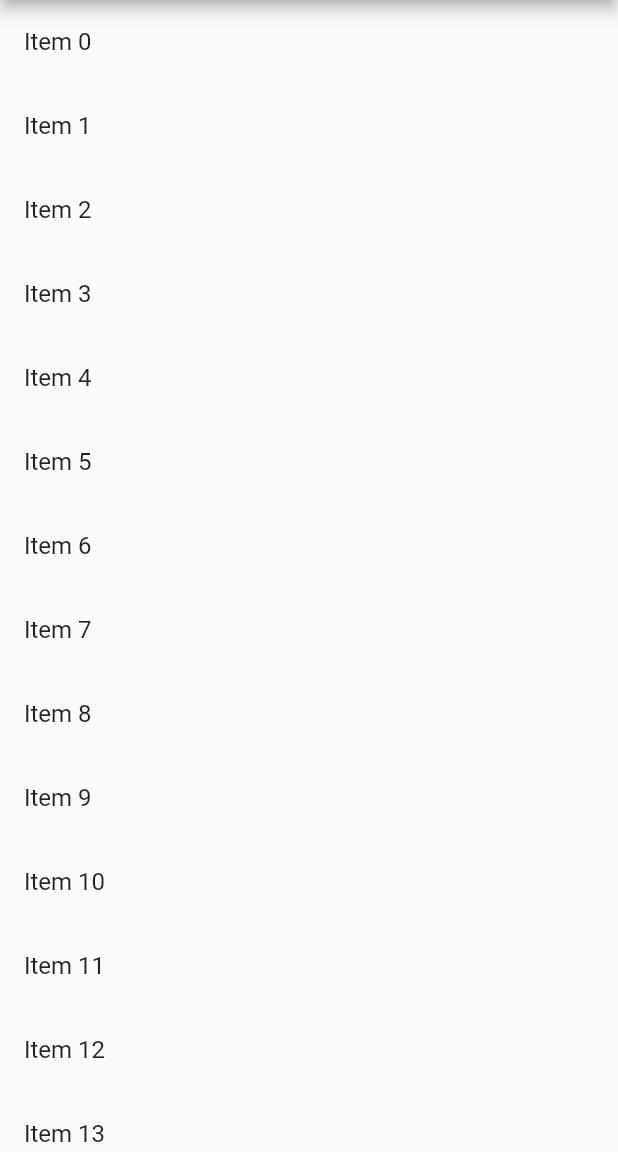
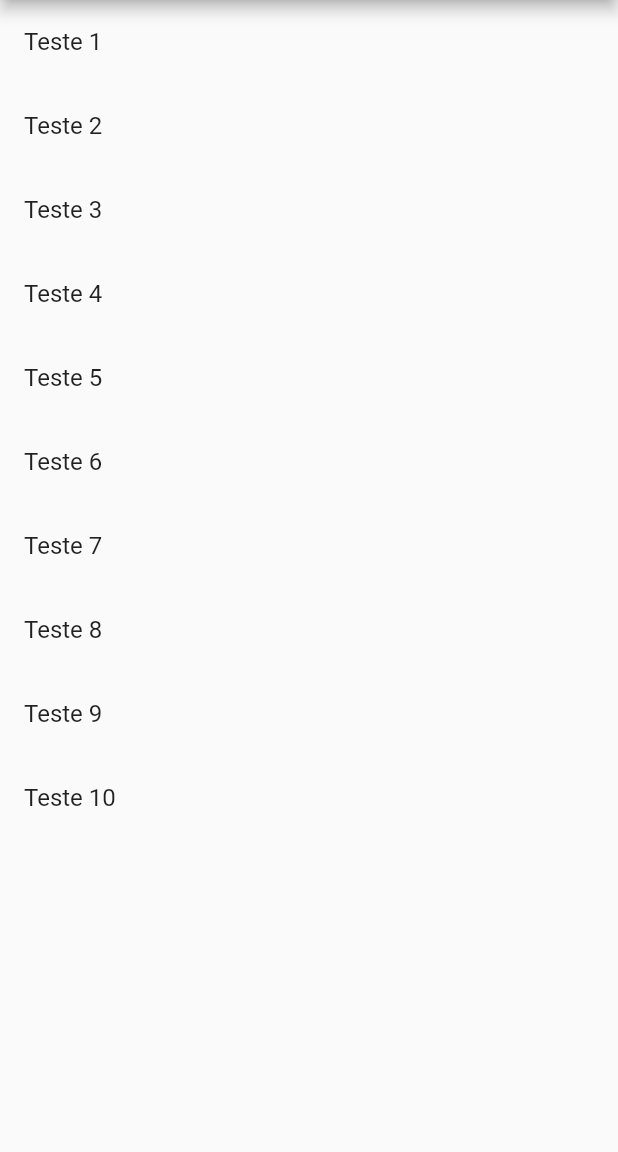
Before and after one commit to josimarsts/BLoC, a Flutter app: the screen it shows after launch, on a phone screen of 412 x 824 dp, the part 84-1236 px from its top. Run offline on Flutter 3.47's test engine with Material 2 defaults, Android fonts, the phone set to English and light mode, and no system bars; our stand-ins replace equatable, flutter_bloc.

Commit message:
Chamando a lista do evento

```diff
--- a/testes/lib/pages/bloc/home_bloc.dart
+++ b/testes/lib/pages/bloc/home_bloc.dart
@@ -29,7 +29,16 @@ class HomeBloc extends Bloc<HomeEvent, HomeState> {
     var list = await Future.delayed(
       const Duration(seconds: 3),
       () => <String>[
-        'Item 1',
+        'Teste 1',
+        'Teste 2',
+        'Teste 3',
+        'Teste 4',
+        'Teste 5',
+        'Teste 6',
+        'Teste 7',
+        'Teste 8',
+        'Teste 9',
+        'Teste 10',
       ],
     );
     return HomeLoadedState(list: list);
--- a/testes/lib/pages/home_page.dart
+++ b/testes/lib/pages/home_page.dart
@@ -18,13 +18,19 @@ class HomePage extends StatelessWidget {
         builder: (context, state) {
           //Retorna lista
           if(state is HomeLoadedState) {
-            return ListView.builder(
-              itemCount: 50,
-              itemBuilder: (context, index){
-                return ListTile(
-                  title: Text('Item $index'),
-                );
-              }
+            return SingleChildScrollView(
+                child: SizedBox(
+                    height: MediaQuery.of(context).size.height,
+                    width: MediaQuery.of(context).size.width,
+                    child: ListView.builder(
+                        itemCount: state.list.length,
+                        itemBuilder: (context, index){
+                          return ListTile(
+                            title: Text(state.list[index]),
+                          );
+                        }
+                    ),
+                )
             );
           }
           //Retorna caso erro ao carregar lista
```
